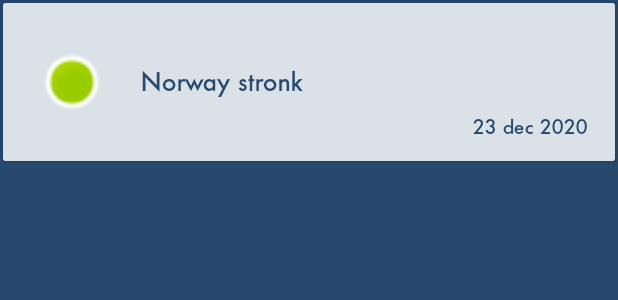
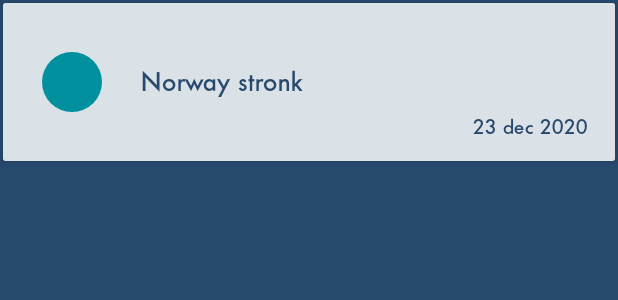
Before and after one commit to e-teplyako/Feed-Mfa, an Android app: the layout list_item.xml on its own in the app's theme, with its tools: preview values and no code run, on a phone screen of 412 x 824 dp. Shown: the top 300 px of the screen. Run offline under Robolectric (Android 15) with nearby library versions, the phone set to English and light mode, and no system bars.

Commit message:
added frame to flag image

```diff
--- /dev/null
+++ b/app/src/main/res/drawable/round_border.xml
@@ -0,0 +1,6 @@
+<?xml version="1.0" encoding="utf-8"?>
+<shape xmlns:android="http://schemas.android.com/apk/res/android"
+    android:shape="oval">
+    <solid
+        android:color="@color/colorAccent"/>
+</shape>
--- a/app/src/main/res/layout/list_item.xml
+++ b/app/src/main/res/layout/list_item.xml
@@ -48,6 +48,9 @@
         app:layout_constraintBottom_toBottomOf="parent"
         app:layout_constraintStart_toStartOf="parent"
         app:layout_constraintTop_toTopOf="parent"
-        app:srcCompat="@android:drawable/presence_online" />
+        android:padding="3dp"
+        android:scaleType="centerCrop"
+        android:cropToPadding="true"
+        android:background="@drawable/round_border"/>
 </androidx.constraintlayout.widget.ConstraintLayout>
 </androidx.cardview.widget.CardView>
```
